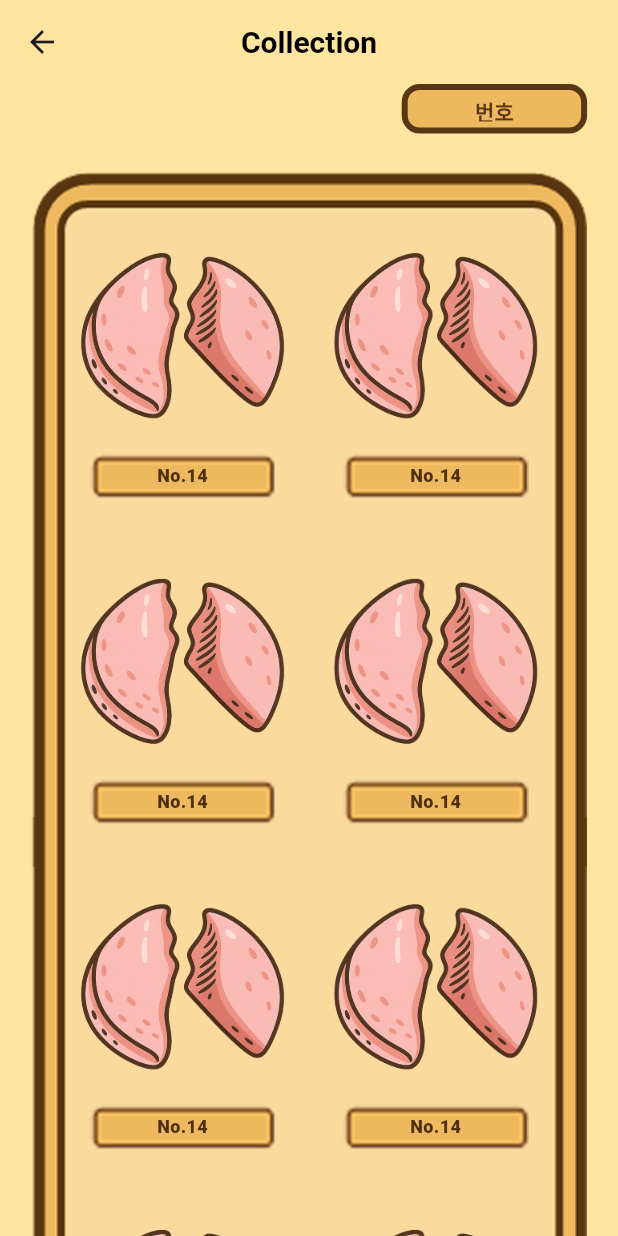
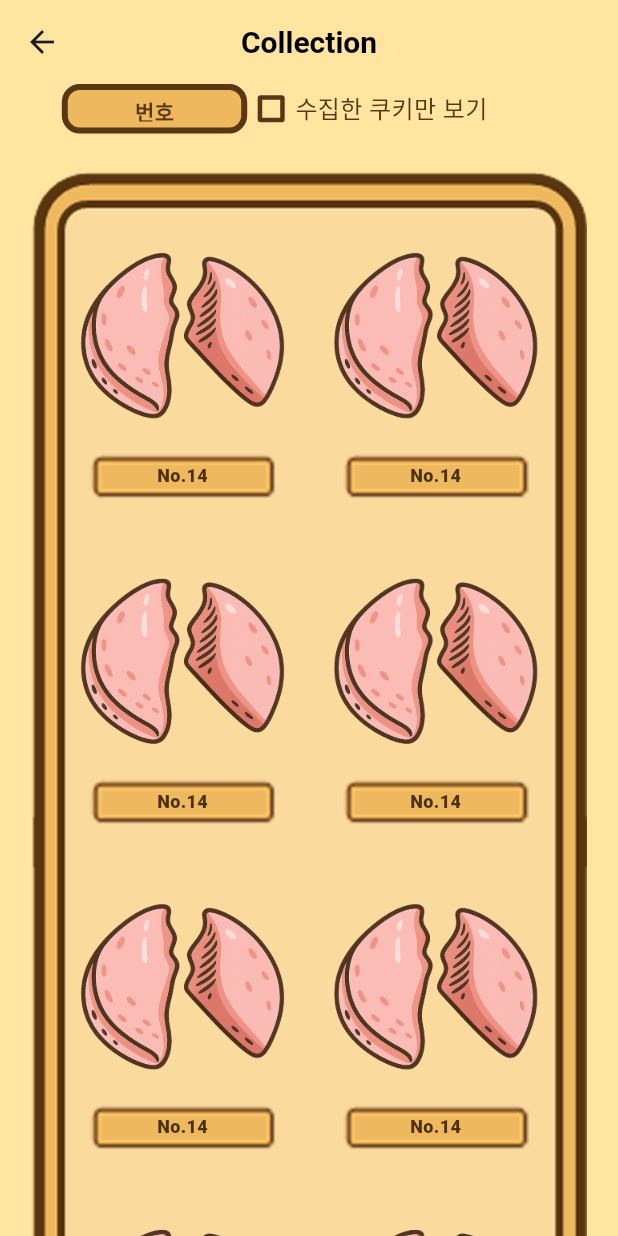
Before and after one commit to corangg/Cookie, a Flutter app: the _CollectionBody screen opened directly, on a phone screen of 412 x 824 dp. Run offline on Flutter 3.47's test engine with Material 3 defaults, Android fonts, the phone set to English and light mode, and no system bars; our stand-ins replace drift, get_it; accounts and stored records are empty; generated files the repository leaves out were written again.

Commit message:
Add: 체크박스 추가

```diff
--- a/lib/screen/collection_screen.dart
+++ b/lib/screen/collection_screen.dart
@@ -27,6 +27,7 @@ class _CollectionBody extends StatefulWidget {
 }
 
 class _CollectionBodyState extends State<_CollectionBody> with SingleTickerProviderStateMixin {
+  bool _isChecked = false;
   @override
   Widget build(BuildContext context) {
     return Scaffold(
@@ -65,10 +66,17 @@ class _CollectionBodyState extends State<_CollectionBody> with SingleTickerProvi
       children: [
         Positioned(
           top: 0,
-            right: screenWidth*0.05,
+            left: screenWidth*0.1,
             child: Container(
               child: _collectionViewTypeSpinner(screenWidth,screenHeight),
             )),
+        Positioned(
+            top: 0,
+            left: screenWidth * 0.4,
+            child: Container(
+              //color: Colors.red,
+              child: _viewCollectionCheckBox(screenHeight),)
+        ),
         Positioned(
             top: screenHeight * 0.07,
             left: 0,
@@ -79,11 +87,38 @@ class _CollectionBodyState extends State<_CollectionBody> with SingleTickerProvi
     );
   }
 
+  Widget _viewCollectionCheckBox(double screenHeight) {
+    return SizedBox(
+      height: screenHeight * 0.04,
+      child: Row(
+        children: [
+          Checkbox(
+              value: _isChecked,
+              checkColor: AppColor.bottomNavigationBarBorder,
+              activeColor: AppColor.checkboxCheck,
+              visualDensity: const VisualDensity(horizontal: -4,),
+              side: WidgetStateBorderSide.resolveWith((states) {
+                return const BorderSide(
+                    color: AppColor.bottomNavigationBarBorder, width: 3);
+              }),
+              onChanged: (bool? newValue,) {
+                setState(() {
+                  _isChecked = newValue!;
+                });
+              }),
+          Text(
+            AppStrings.textShowCollectionCookie,
+            textAlign: TextAlign.left,
+            style: TextStyle(fontSize: 16, color: AppColor.bottomNavigationBarBorder)),
+        ],
+      ),
+    );
+  }
+
 
   Widget _collectionViewTypeSpinner(double screenWidth,double screenHeight) {
-    final List<String> viewTypeList = ['번호', '획득 날짜'];
     return DropDownWidget(
-      dropdownList: viewTypeList,
+      dropdownList: AppStrings.viewTypeList,
       dropdownBoxPadding: Pair(12, 4),
       dropdownBoxColor: AppColor.spinnerBackground,
       dropdownBoxBorderColor: AppColor.bottomNavigationBarBorder,
--- a/packages/core/lib/values/app_color.dart
+++ b/packages/core/lib/values/app_color.dart
@@ -11,4 +11,5 @@ class AppColor {
   static const bottomNavigationBarBorder = Color(0xFF593714);
 
   static const spinnerBackground = Color(0xFFEEB85E);
+  static const checkboxCheck = Color(0xFFEEB85E);
 }
--- a/packages/core/lib/values/app_string.dart
+++ b/packages/core/lib/values/app_string.dart
@@ -12,6 +12,10 @@ class AppStrings {
   //message
   static const allCollectionMessage = '모든 쿠키를 수집 했어요!';
   static const errorCookieMessage = '죄송합니다. 오류가 발생했어요';
+
+  static const textShowCollectionCookie = '수집한 쿠키만 보기';
+
+  static List<String> viewTypeList = ['번호', '획득 날짜'];
 
 
   static List<String> getCookieMessageList(int type) {
```
